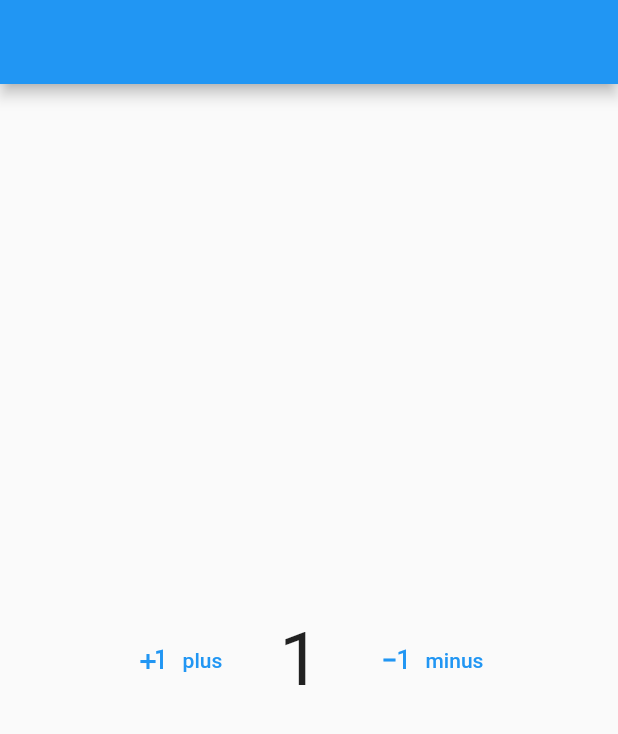
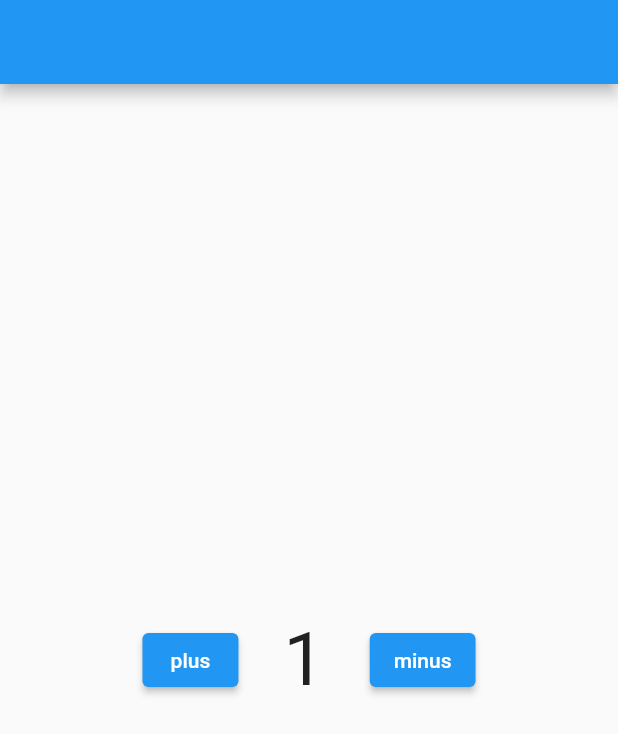
Before and after one commit to mhosnyessa/BLoC_sqflite_testing_to-do, a Flutter app: the screen it shows after launch, on a phone screen of 412 x 824 dp. Shown: the top 734 px of the screen. Run offline on Flutter 3.47's test engine with Material 2 defaults, Android fonts, the phone set to English and light mode, and no system bars; our stand-ins replace bloc, buildcondition, equatable, flutter_bloc, sqflite; accounts and stored records are empty.

Commit message:
-am not working

```diff
--- a/lib/ctr/counter_screen.dart
+++ b/lib/ctr/counter_screen.dart
@@ -11,17 +11,11 @@ class CounterScreen extends StatelessWidget {
           mainAxisSize: MainAxisSize.max,
           mainAxisAlignment: MainAxisAlignment.center,
           children: [
-            TextButton.icon(
-                onPressed: () {},
-                icon: Icon(Icons.plus_one),
-                label: Text('plus')),
+            ElevatedButton(onPressed: () {}, child: Text('plus')),
             SizedBox(width: 30),
             Text('1', style: TextStyle(fontSize: 49)),
             SizedBox(width: 30),
-            TextButton.icon(
-                onPressed: () {},
-                icon: Icon(Icons.exposure_minus_1),
-                label: Text('minus'))
+            ElevatedButton(onPressed: () {}, child: Text('minus')),
           ],
         ),
       ),
```
